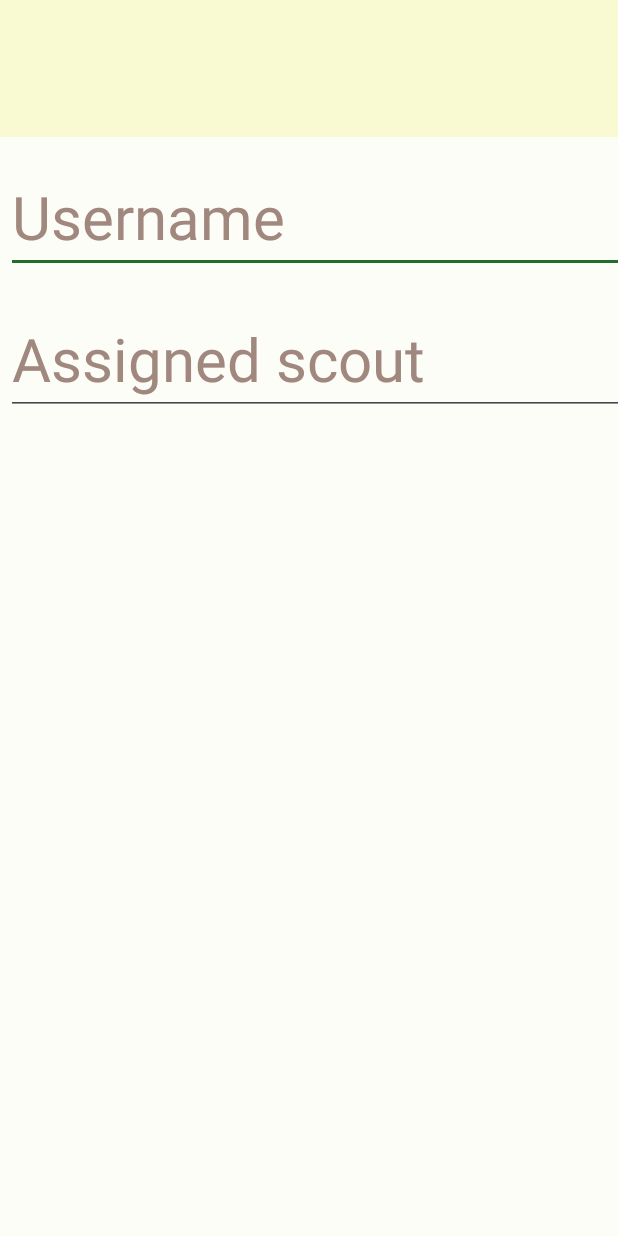
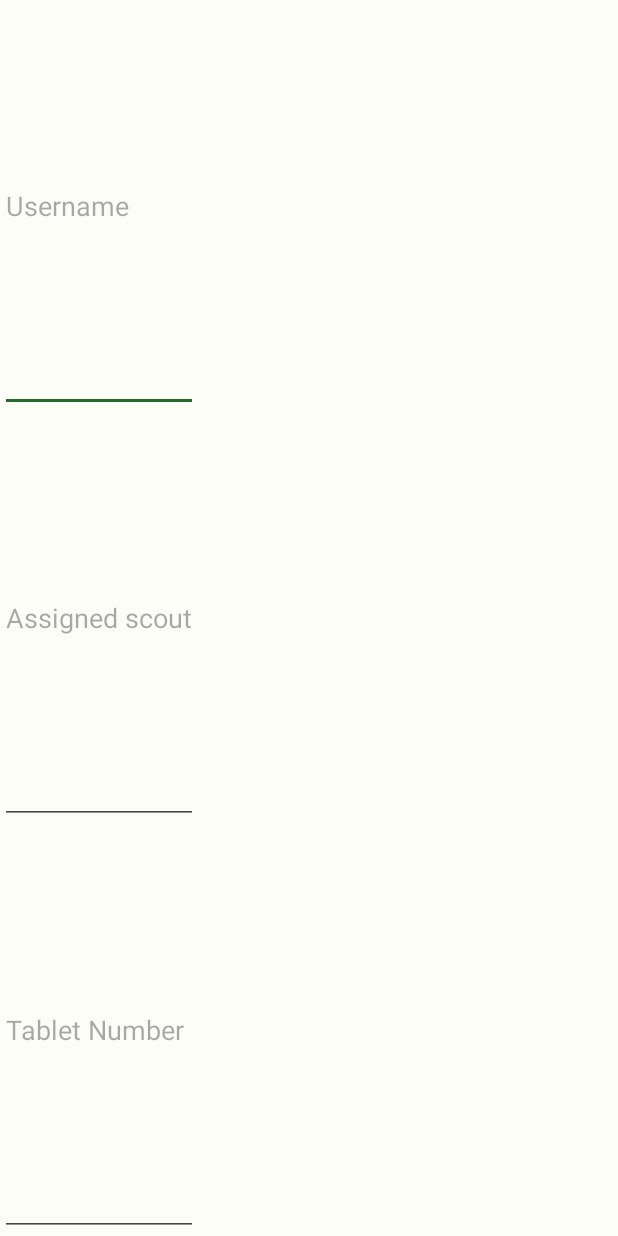
Before and after one commit to icrobotics-team167/2024-Scouting, an Android app: the layout fragment_login.xml on its own in the app's theme, with its tools: preview values and no code run, on a phone screen of 412 x 824 dp. Run offline under Robolectric (Android 15) with nearby library versions, the phone set to English and light mode, and no system bars.

Commit message:
Add tablet number to login fragment -Madison

```diff
--- a/app/src/main/java/com/example/cotcscouting/LoginFragment.kt
+++ b/app/src/main/java/com/example/cotcscouting/LoginFragment.kt
@@ -21,7 +21,7 @@ class LoginFragment : DialogFragment() {
             _binding = FragmentLoginBinding.inflate(inflater)
             val root: ViewGroup = binding.root
             builder.setTitle("Login to Start Scouting")
-            builder.setView(inflater.inflate(R.layout.fragment_login, root))
+            builder.setView(root)
                 .setPositiveButton("Login") { _, _ ->
                     val sharedPref = requireActivity().getPreferences(Context.MODE_PRIVATE)
                     val editor = sharedPref.edit()
--- a/app/src/main/res/layout/fragment_login.xml
+++ b/app/src/main/res/layout/fragment_login.xml
@@ -1,43 +1,29 @@
 <LinearLayout xmlns:android="http://schemas.android.com/apk/res/android"
     android:orientation="vertical"
     android:layout_width="wrap_content"
-    android:layout_height="wrap_content">
-
-    <ImageView
-        android:layout_width="match_parent"
-        android:layout_height="91dp"
-        android:background="#FAFAD2"
-        android:contentDescription="@string/app_name"
-        android:scaleType="center" />
-
+    android:layout_height="match_parent">
     <EditText
         android:id="@+id/username"
-        android:layout_width="585dp"
-        android:layout_height="wrap_content"
-        android:layout_marginLeft="4dp"
-        android:layout_marginTop="16dp"
-        android:layout_marginRight="4dp"
-        android:layout_marginBottom="4dp"
+        android:layout_width="match_parent"
+        android:layout_weight="1"
+        android:layout_height="0dp"
         android:autofillHints="@string/username"
         android:hint="@string/username"
-        android:inputType="text"
-        android:textColorHint="#A1887F"
-        android:textSize="40sp" />
-
+        android:inputType="text"/>
     <EditText
         android:id="@+id/assigned_scout"
-        android:layout_width="582dp"
-        android:layout_height="wrap_content"
-        android:layout_marginLeft="4dp"
-        android:layout_marginTop="16dp"
-        android:layout_marginRight="4dp"
-        android:layout_marginBottom="4dp"
+        android:layout_width="match_parent"
+        android:layout_height="0dp"
+        android:layout_weight="1"
         android:autofillHints="@string/assigned_scout"
         android:hint="@string/assigned_scout"
-        android:inputType="text"
-        android:textColorHint="#A1887F"
-        android:textSize="40sp" />
-
-
-
+        android:inputType="text" />
+    <EditText
+        android:id="@+id/tablet_number"
+        android:layout_width="match_parent"
+        android:layout_height="0dp"
+        android:layout_weight="1"
+        android:autofillHints="@string/tablet_number"
+        android:hint="@string/tablet_number"
+        android:inputType="number" />
 </LinearLayout>
--- a/app/src/main/res/values/strings.xml
+++ b/app/src/main/res/values/strings.xml
@@ -119,4 +119,5 @@
     <string name="ensamble_desc">10 Stage points 2 OnStage robots</string>
     <string name="melody_desc">18 (15 Co-Op) Notes scored</string>
     <string name="co_op_desc">Pressed yellow button</string>
+    <string name="tablet_number">Tablet Number</string>
 </resources>
--- a/build.gradle.kts
+++ b/build.gradle.kts
@@ -1,6 +1,6 @@
 // Top-level build file where you can add configuration options common to all sub-projects/modules.
 plugins {
-    id("com.android.application") version "8.2.1" apply false
+    id("com.android.application") version "8.3.0" apply false
     id("org.jetbrains.kotlin.android") version "1.9.22" apply false
     id("com.google.devtools.ksp") version "1.9.21-1.0.15"
 }
```
